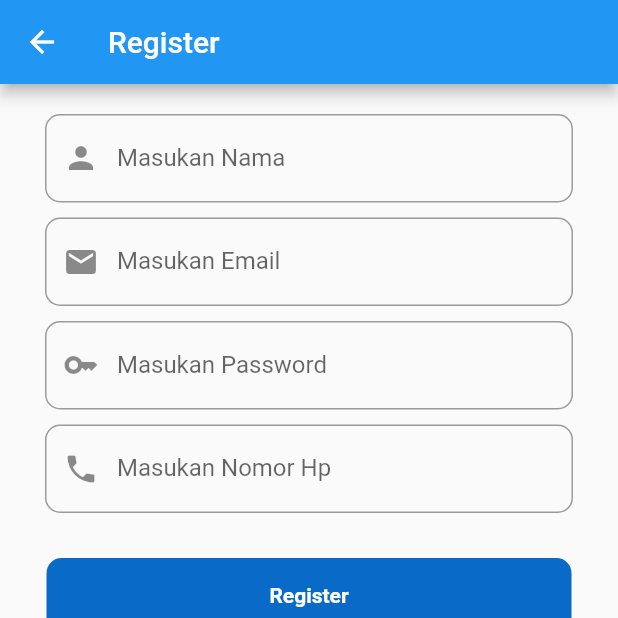
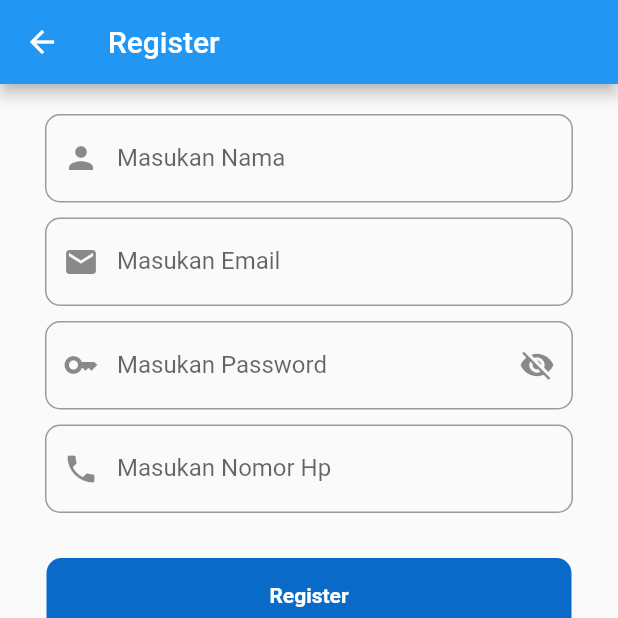
Before and after one commit to hakim220619/flutter_travel, a Flutter app: the screen it shows after launch, after a tap on "Registrasi", on a phone screen of 412 x 824 dp, the top half of it. Run offline on Flutter 3.47's test engine with Material 2 defaults, Android fonts, the phone set to English and light mode, and no system bars; our stand-ins replace barcode_widget, cool_alert, email_validator, flutter_easyloading, get and 1 more; missing offline and left inert: dart:ffi, flutter_barcode_scanner, ticket_widget.

Commit message:
show password

```diff
--- a/lib/views/dashboard.dart
+++ b/lib/views/dashboard.dart
@@ -81,9 +81,7 @@ class _DashboardState extends State<Dashboard> {
           actions: <Widget>[
             TextButton(
               child: Text(nobutton),
-              onPressed: () {
-                onTap();
-              },
+              onPressed: () => Navigator.pop(context),
             ),
             TextButton(
               child: Text(yesbutton),
--- a/lib/views/login.dart
+++ b/lib/views/login.dart
@@ -11,17 +11,25 @@ class LoginPage extends StatefulWidget {
   const LoginPage({Key? key}) : super(key: key);
 
   @override
+
   _LoginPageState createState() => _LoginPageState();
 }
 
 class _LoginPageState extends State<LoginPage> {
+
   TextEditingController emailEditController = TextEditingController();
   late String email;
   late String password;
   final _formKey = GlobalKey<FormState>();
   static const IconData directions_car =
       IconData(0xe1d7, fontFamily: 'MaterialIcons');
+
   @override
+  bool _passwordVisible = false;
+  void initState() {
+    _passwordVisible = false;
+    super.initState();
+  }
   Widget build(BuildContext context) {
     return Form(
       key: _formKey,
@@ -76,10 +84,20 @@ class _LoginPageState extends State<LoginPage> {
                 return null;
               },
               maxLines: 1,
-              obscureText: true,
+              obscureText: !_passwordVisible,
               decoration: InputDecoration(
                   border: OutlineInputBorder(
                     borderRadius: BorderRadius.circular(10.0),
+                  ),
+                  suffixIcon: GestureDetector(
+                    onTap: () {
+                      setState(() {
+                        _passwordVisible = _passwordVisible ? false : true;
+                      });
+                    },
+                    child: Icon(_passwordVisible
+                        ? Icons.visibility
+                        : Icons.visibility_off),
                   ),
                   prefixIcon: const Icon(Icons.lock),
                   labelText: 'Masukan Password',
--- a/lib/views/register.dart
+++ b/lib/views/register.dart
@@ -16,6 +16,11 @@ class _RegisterPageState extends State<RegisterPage> {
   late String role;
   final _formKey = GlobalKey<FormState>();
   @override
+  bool _passwordVisible = false;
+  void initState() {
+    _passwordVisible = false;
+    super.initState();
+  }
   Widget build(BuildContext context) {
     return Scaffold(
         appBar: AppBar(title: const Text('Register')),
@@ -76,7 +81,7 @@ class _RegisterPageState extends State<RegisterPage> {
                   height: 10,
                 ),
                 TextFormField(
-                  obscureText: true,
+                obscureText: !_passwordVisible,
                   validator: (value) {
                     if (value == null || value.isEmpty) {
                       return 'Masukan Password';
@@ -88,6 +93,16 @@ class _RegisterPageState extends State<RegisterPage> {
                       border: OutlineInputBorder(
                         borderRadius: BorderRadius.circular(10.0),
                       ),
+                    suffixIcon: GestureDetector(
+                      onTap: () {
+                        setState(() {
+                          _passwordVisible = _passwordVisible ? false : true;
+                        });
+                      },
+                      child: Icon(_passwordVisible
+                          ? Icons.visibility
+                          : Icons.visibility_off),
+                    ),
                       prefixIcon: const Icon(Icons.key),
                       labelText: 'Masukan Password',
                       hintText: 'Masukan Password'),
```
